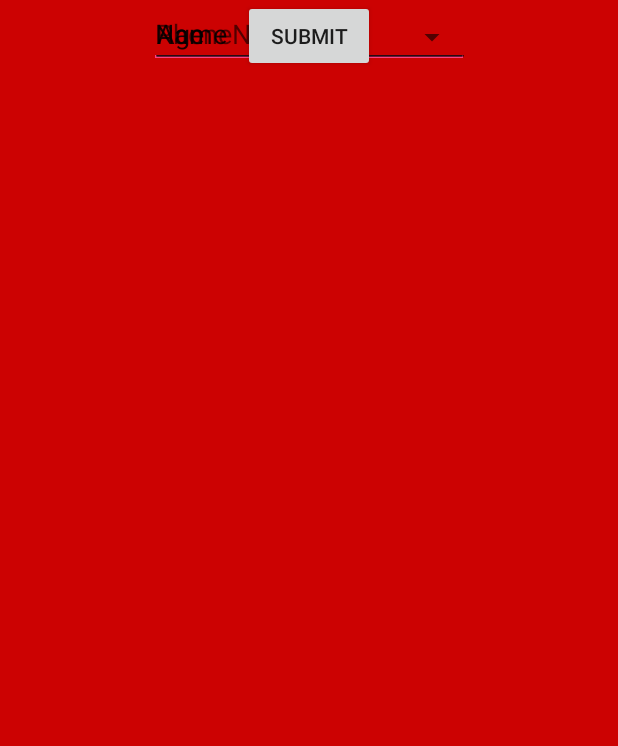
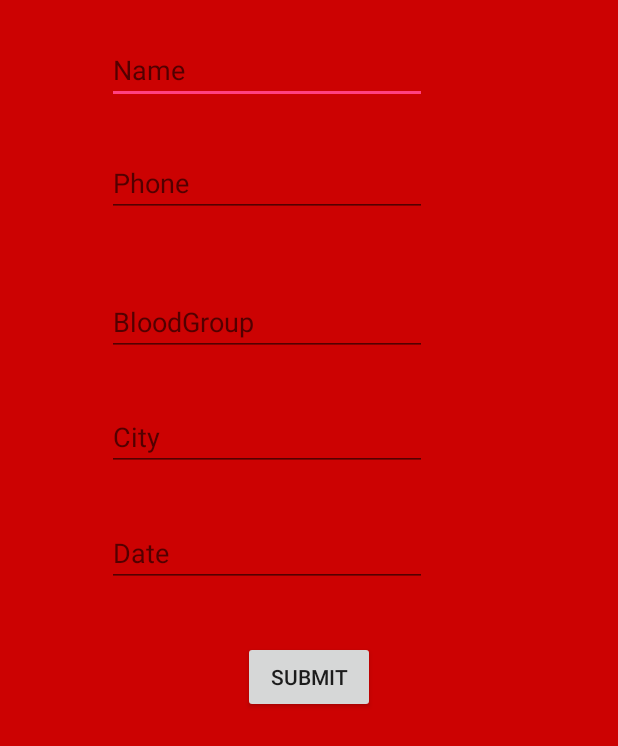
Before and after one commit to sagarsrao/BloodBankApp, an Android app: the layout activity_guest_or_login.xml on its own in the app's theme, with its tools: preview values and no code run, on a phone screen of 412 x 824 dp. Shown: the top 746 px of the screen. Run offline under Robolectric (Android 15) with nearby library versions, the phone set to English and light mode, and no system bars.

```diff
--- a/app/build.gradle
+++ b/app/build.gradle
@@ -1,5 +1,4 @@
 apply plugin: 'com.android.application'
-
 android {
     compileSdkVersion 25
     buildToolsVersion "25.0.3"
@@ -26,5 +25,8 @@ dependencies {
     })
     compile 'com.android.support:appcompat-v7:25.3.1'
     compile 'com.android.support.constraint:constraint-layout:1.0.2'
+
+    compile 'com.google.firebase:firebase-database:9.0.2'
     testCompile 'junit:junit:4.12'
 }
+apply plugin: 'com.google.gms.google-services'
--- a/app/src/main/res/layout/activity_guest_or_login.xml
+++ b/app/src/main/res/layout/activity_guest_or_login.xml
@@ -1,5 +1,5 @@
 <?xml version="1.0" encoding="utf-8"?>
-<android.support.constraint.ConstraintLayout xmlns:android="http://schemas.android.com/apk/res/android"
+<RelativeLayout xmlns:android="http://schemas.android.com/apk/res/android"
     xmlns:app="http://schemas.android.com/apk/res-auto"
     xmlns:tools="http://schemas.android.com/tools"
     android:layout_width="match_parent"
@@ -7,58 +7,79 @@
     android:background="#cc0202"
     tools:context="blood.rate.app.com.bloodbankapp.GuestOrLoginActivity">
 
+    <TextView
+        android:id="@+id/txt_donor"
+        android:layout_width="wrap_content"
+        android:layout_height="wrap_content"
+        android:gravity="center_horizontal"
+        android:paddingBottom="10sp"
+        android:paddingTop="20dp"
+        android:textSize="20dp" />
+
+
 
     <EditText
-        android:id="@+id/editText"
+        android:id="@+id/edName"
         android:layout_width="wrap_content"
         android:layout_height="wrap_content"
+        android:layout_alignParentStart="true"
+        android:layout_alignParentTop="true"
+        android:layout_marginStart="71dp"
+        android:layout_marginTop="24dp"
         android:ems="10"
         android:inputType="textPersonName"
-        android:text="Name"
-        app:layout_constraintLeft_toLeftOf="parent"
-        app:layout_constraintRight_toRightOf="parent"
-        tools:layout_editor_absoluteY="108dp" />
+        android:hint="Name" />
 
     <EditText
-        android:id="@+id/editText2"
+        android:id="@+id/edPhone"
         android:layout_width="wrap_content"
         android:layout_height="wrap_content"
+        android:layout_alignStart="@+id/edName"
+        android:layout_below="@+id/edName"
+        android:layout_marginTop="30dp"
         android:ems="10"
-        android:hint="PhoneNumber"
         android:inputType="phone"
-        app:layout_constraintHorizontal_bias="0.502"
-        app:layout_constraintLeft_toLeftOf="parent"
-        app:layout_constraintRight_toRightOf="parent"
-        tools:layout_editor_absoluteY="192dp" />
-
-    <Spinner
-        android:id="@+id/bloodgroups"
-        android:layout_width="212dp"
-        android:layout_height="49dp"
-        android:spinnerMode="dropdown"
-        app:layout_constraintLeft_toLeftOf="parent"
-        app:layout_constraintRight_toRightOf="parent"
-        tools:layout_editor_absoluteY="287dp" />
+        android:hint="Phone" />
 
     <EditText
-        android:id="@+id/editText3"
-        android:layout_width="211dp"
-        android:layout_height="45dp"
+        android:id="@+id/edBloodGroup"
+        android:layout_width="wrap_content"
+        android:layout_height="wrap_content"
+        android:layout_alignStart="@+id/edPhone"
+        android:layout_below="@+id/edPhone"
+        android:layout_marginTop="47dp"
+        android:ems="10"
+        android:inputType="textPersonName"
+        android:hint="BloodGroup" />
+
+    <EditText
+        android:id="@+id/edCity"
+        android:layout_width="wrap_content"
+        android:layout_height="wrap_content"
+        android:layout_alignEnd="@+id/edBloodGroup"
+        android:layout_below="@+id/edBloodGroup"
+        android:layout_marginTop="31dp"
+        android:ems="10"
+        android:inputType="textPersonName"
+        android:hint="City" />
+
+    <EditText
+        android:id="@+id/edDate"
+        android:layout_width="wrap_content"
+        android:layout_height="wrap_content"
+        android:layout_alignStart="@+id/edCity"
+        android:layout_below="@+id/edCity"
+        android:layout_marginTop="32dp"
         android:ems="10"
         android:inputType="number"
-        android:text="Age"
-        app:layout_constraintLeft_toLeftOf="parent"
-        app:layout_constraintRight_toRightOf="parent"
-        tools:layout_editor_absoluteY="365dp"
-        app:layout_constraintHorizontal_bias="0.502"
-        tools:layout_editor_absoluteX="84dp" />
+        android:hint="Date" />
 
     <Button
-        android:id="@+id/submitS"
+        android:id="@+id/submit"
         android:layout_width="wrap_content"
         android:layout_height="wrap_content"
-        android:text="SUBMIT"
-        app:layout_constraintLeft_toLeftOf="parent"
-        app:layout_constraintRight_toRightOf="parent"
-        tools:layout_editor_absoluteY="453dp" />
-</android.support.constraint.ConstraintLayout>
+        android:layout_below="@+id/edDate"
+        android:layout_centerHorizontal="true"
+        android:layout_marginTop="36dp"
+        android:text="Submit" />
+</RelativeLayout>
--- a/build.gradle
+++ b/build.gradle
@@ -6,6 +6,7 @@ buildscript {
     }
     dependencies {
         classpath 'com.android.tools.build:gradle:2.3.3'
+        classpath 'com.google.gms:google-services:3.1.0'
 
         // NOTE: Do not place your application dependencies here; they belong
         // in the individual module build.gradle files
```
Also changed, not shown: app/src/main/AndroidManifest.xml (+2 -5 lines), app/src/main/java/blood/rate/app/com/bloodbankapp/BloodDonor.java (added, +37 -0 lines), app/src/main/res/layout/activity_splash.xml (+14 -6 lines).
